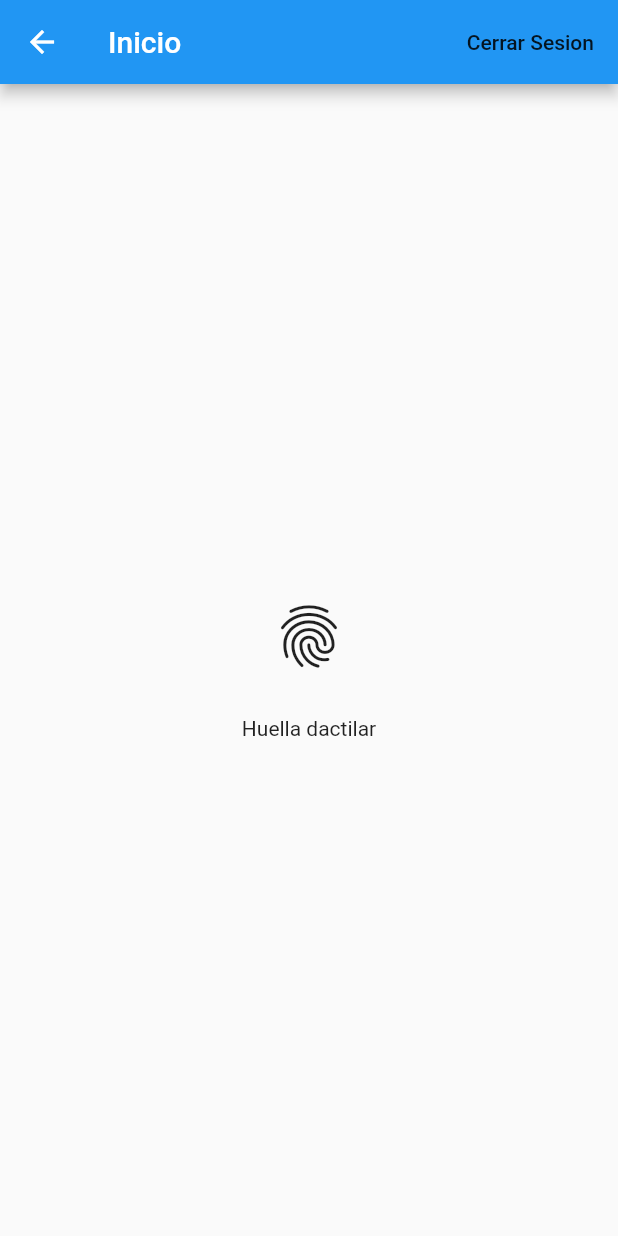
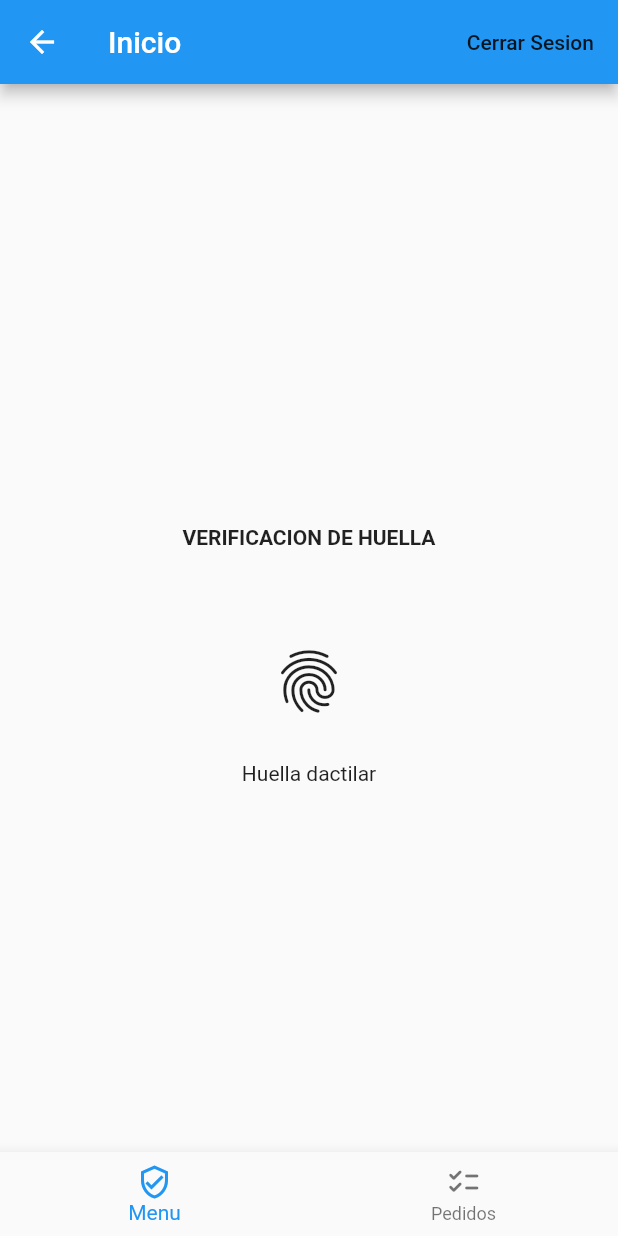
Before and after one commit to josuebrousett/ProyectoPE2, a Flutter app: the MenuPage screen opened by its route, on a phone screen of 412 x 824 dp. Run offline on Flutter 3.47's test engine with Material 2 defaults, Android fonts, the phone set to English and light mode, and no system bars; our stand-ins replace firebase_auth, firebase_core, flutter_signin_button, get, google_sign_in, local_auth; accounts and stored records are empty.

```diff
--- a/lib/controller/register_controller.dart
+++ b/lib/controller/register_controller.dart
@@ -31,7 +31,7 @@ class RegisterController extends GetxController{
       print('Registro Exitoso');
       Future.delayed(Duration(seconds: 2),
       (){
-        Get.toNamed('/Menupage');
+        Get.toNamed('/Pedido');
       },
       );
     }
--- a/lib/pages/menu_page.dart
+++ b/lib/pages/menu_page.dart
@@ -5,6 +5,7 @@ import 'package:get/get.dart';
 import 'package:local_auth/auth_strings.dart';
 import 'package:local_auth/local_auth.dart';
 import 'package:proyecto_pe/controller/login_controller.dart';
+
 
 import '../home.dart';
 
@@ -48,12 +49,50 @@ class _AuthState extends State<MenuPage>{
         child: Column(
           mainAxisAlignment: MainAxisAlignment.center,
           children: <Widget>[
+            SizedBox(
+                      height: 50,
+                    ),
+                    Container(
+                       child: const Text(
+                        'VERIFICACION DE HUELLA',
+                        style: TextStyle(fontWeight: FontWeight.bold),
+                      ),
+                      alignment: Alignment.center,
+                    ),
+                    SizedBox(
+                      height: 50,
+                    ),
             IconButton(icon:Icon(Icons.fingerprint,size: 50,), onPressed: _startAuth,iconSize: 60,),
             SizedBox(height: 15),
             Text('Huella dactilar'),
+
+            // Container(
+            //           padding: const EdgeInsets.only(top:16.0),
+            //           alignment: Alignment.center,
+            //           // ignore: deprecated_member_use
+            //           child: RaisedButton(
+            //             child: Text('Registro'),
+            //             onPressed: ()async{
+            //              _.pedidosregister();
+            //             },
+            //           ),
+            //         ),
           ],
         ),
-      )
+
+      ),
+      bottomNavigationBar: BottomNavigationBar(
+        items:[
+          BottomNavigationBarItem(
+            icon: Icon(Icons.verified_user_outlined),
+            label: 'Menu'
+          ),
+           BottomNavigationBarItem(
+            icon: Icon(Icons.checklist_rounded),
+            label: 'Pedidos'
+          ),
+        ]
+      ),
     );
   }
 
--- a/pubspec.yaml
+++ b/pubspec.yaml
@@ -64,9 +64,9 @@ flutter:
   uses-material-design: true
 
   # To add assets to your application, add an assets section, like this:
-  # assets:
-  #   - images/a_dot_burr.jpeg
-  #   - images/a_dot_ham.jpeg
+  assets:
+   - images/VALIDELY.png
+   - images/imgdely.jpg
 
   # An image asset can refer to one or more resolution-specific "variants", see
   # https://flutter.dev/assets-and-images/#resolution-aware.
```
Also changed, not shown: lib/controller/login_controller.dart (+10 -2 lines), lib/controller/pedidos_controller.dart (+7 -0 lines), lib/pages/home_page.dart (+5 -3 lines), lib/pages/pedido_page.dart (+5 -5 lines), lib/pages/register_page.dart (+14 -1 lines), images/VALIDELY.png (added), images/img.png (added).
